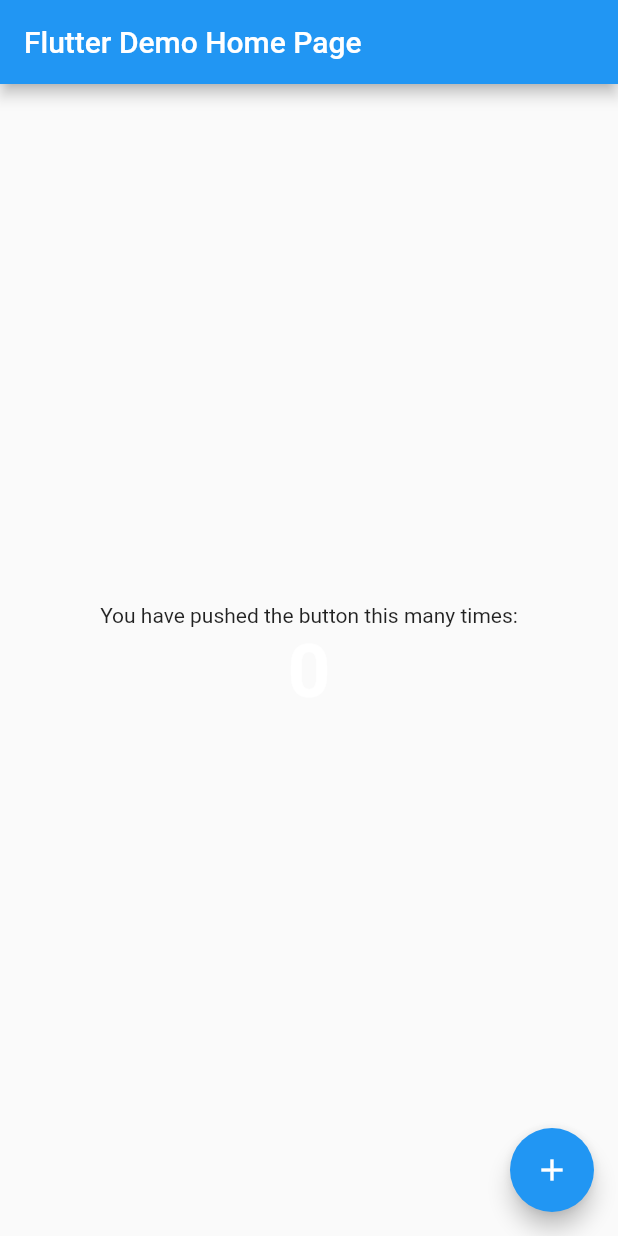
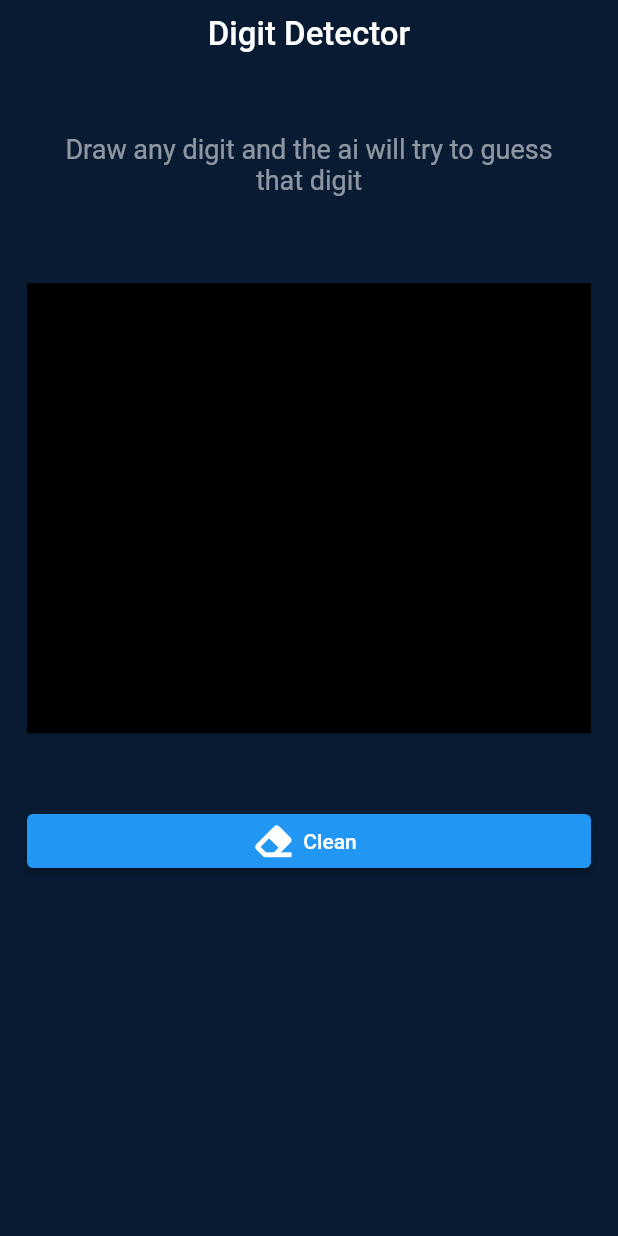
Before and after one commit to mohamedlotfy50/handwritten_digit_recognition, a Flutter app: the screen it shows after launch, on a phone screen of 412 x 824 dp. Run offline on Flutter 3.47's test engine with Material 2 defaults, Android fonts, the phone set to English and light mode, and no system bars; our stand-ins replace font_awesome_flutter; missing offline and left inert: tflite.

Commit message:
finish v1.0 with low accuracy

```diff
--- a/lib/main.dart
+++ b/lib/main.dart
@@ -1,116 +1,6 @@
+import 'package:digit_recognizer/my_app.dart';
 import 'package:flutter/material.dart';
 
 void main() {
   runApp(MyApp());
 }
-
-class MyApp extends StatelessWidget {
-  // This widget is the root of your application.
-  @override
-  Widget build(BuildContext context) {
-    return MaterialApp(
-      title: 'Flutter Demo',
-      theme: ThemeData(
-        // This is the theme of your application.
-        //
-        // Try running your application with "flutter run". You'll see the
-        // application has a blue toolbar. Then, without quitting the app, try
-        // changing the primarySwatch below to Colors.green and then invoke
-        // "hot reload" (press "r" in the console where you ran "flutter run",
-        // or simply save your changes to "hot reload" in a Flutter IDE).
-        // Notice that the counter didn't reset back to zero; the application
-        // is not restarted.
-        primarySwatch: Colors.blue,
-      ),
-      home: MyHomePage(title: 'Flutter Demo Home Page'),
-    );
-  }
-}
-
-class MyHomePage extends StatefulWidget {
-  MyHomePage({Key? key, required this.title}) : super(key: key);
-
-  // This widget is the home page of your application. It is stateful, meaning
-  // that it has a State object (defined below) that contains fields that affect
-  // how it looks.
-
-  // This class is the configuration for the state. It holds the values (in this
-  // case the title) provided by the parent (in this case the App widget) and
-  // used by the build method of the State. Fields in a Widget subclass are
-  // always marked "final".
-
-  final String title;
-
-  @override
-  _MyHomePageState createState() => _MyHomePageState();
-}
-
-class _MyHomePageState extends State<MyHomePage> {
-  int _counter = 0;
-
-  void _incrementCounter() {
-    setState(() {
-      // This call to setState tells the Flutter framework that something has
-      // changed in this State, which causes it to rerun the build method below
-      // so that the display can reflect the updated values. If we changed
-      // _counter without calling setState(), then the build method would not be
-      // called again, and so nothing would appear to happen.
-      _counter++;
-    });
-  }
-
-  @override
-  Widget build(BuildContext context) {
-    // This method is rerun every time setState is called, for instance as done
-    // by the _incrementCounter method above.
-    //
-    // The Flutter framework has been optimized to make rerunning build methods
-    // fast, so that you can just rebuild anything that needs updating rather
-    // than having to individually change instances of widgets.
-    return Scaffold(
-      appBar: AppBar(
-        // Here we take the value from the MyHomePage object that was created by
-        // the App.build method, and use it to set our appbar title.
-        title: Text(widget.title),
-      ),
-      body: Center(
-        // Center is a layout widget. It takes a single child and positions it
-        // in the middle of the parent.
-        child: Column(
-          // Column is also a layout widget. It takes a list of children and
-          // arranges them vertically. By default, it sizes itself to fit its
-          // children horizontally, and tries to be as tall as its parent.
-          //
-          // Invoke "debug painting" (press "p" in the console, choose the
-          // "Toggle Debug Paint" action from the Flutter Inspector in Android
-          // Studio, or the "Toggle Debug Paint" command in Visual Studio Code)
-          // to see the wireframe for each widget.
-          //
-          // Column has various properties to control how it sizes itself and
-          // how it positions its children. Here we use mainAxisAlignment to
-          // center the children vertically; the main axis here is the vertical
-          // axis because Columns are vertical (the cross axis would be
-          // horizontal).
-          mainAxisAlignment: MainAxisAlignment.center,
-          children: <Widget>[
-            Text(
-              'You have pushed the button this many times:',
-            ),
-            Text(
-              '$_counter',
-              style: TextStyle(
-                  color: Colors.white.withOpacity(0.9),
-                  fontSize: 50,
-                  fontWeight: FontWeight.bold),
-            ),
-          ],
-        ),
-      ),
-      floatingActionButton: FloatingActionButton(
-        onPressed: _incrementCounter,
-        tooltip: 'Increment',
-        child: Icon(Icons.add),
-      ), // This trailing comma makes auto-formatting nicer for build methods.
-    );
-  }
-}
--- /dev/null
+++ b/lib/models/prediction_model.dart
@@ -0,0 +1,24 @@
+import 'dart:convert';
+
+class Predection {
+  final int index;
+  final double confidence;
+
+  Predection({required this.index, required this.confidence});
+
+  Map<String, dynamic> toMap() {
+    return {
+      'index': index,
+      'confidence': confidence,
+    };
+  }
+
+  factory Predection.fromMap(Map<dynamic, dynamic> map) {
+    return Predection(
+      index: map['index'],
+      confidence: map['confidence'],
+    );
+  }
+
+  String toJson() => json.encode(toMap());
+}
--- /dev/null
+++ b/lib/my_app.dart
@@ -0,0 +1,15 @@
+import 'package:digit_recognizer/screens/canvas_board.dart';
+import 'package:flutter/material.dart';
+
+class MyApp extends StatelessWidget {
+  @override
+  Widget build(BuildContext context) {
+    return MaterialApp(
+      title: 'Digit recognizer',
+      theme: ThemeData(
+        primarySwatch: Colors.blue,
+      ),
+      home: CanvasBoard(),
+    );
+  }
+}
--- /dev/null
+++ b/lib/provider/drawer_provider.dart
@@ -0,0 +1,43 @@
+import 'dart:typed_data';
+
+import 'package:digit_recognizer/models/prediction_model.dart';
+import 'package:digit_recognizer/utils/canvas_to_image.dart';
+import 'package:digit_recognizer/utils/digit_recognizer_tflite.dart';
+import 'package:flutter/material.dart';
+import 'package:image/image.dart' as img;
+
+class DrawerProvider extends ChangeNotifier {
+  List<Offset> offsets = [];
+  CanvasToImage _canvasToImage = CanvasToImage();
+  DigitRecognizerTFlite _digitRecognizerTFlite = DigitRecognizerTFlite();
+  List<Predection>? _predection;
+
+  List<Predection> get predection => _predection ?? [];
+
+  DrawerProvider() {
+    _digitRecognizerTFlite.loadModel();
+  }
+  void addOffset(
+    Offset currentOffset,
+    double width,
+  ) {
+    if (currentOffset > Offset.zero &&
+        currentOffset < Offset(width / 1.2, width / 1.2)) {
+      offsets.add(currentOffset);
+      notifyListeners();
+    }
+  }
+
+  void clearTheBoard() {
+    offsets.clear();
+    _predection = [];
+    notifyListeners();
+  }
+
+  Future predect(double size) async {
+    final image = await _canvasToImage.canvasToPicture(offsets, 300);
+    final x = await _canvasToImage.imageToByteListFloat32(image, 28);
+    _predection = await _digitRecognizerTFlite.predict(x);
+    notifyListeners();
+  }
+}
--- /dev/null
+++ b/lib/screens/canvas_board.dart
@@ -0,0 +1,77 @@
+import 'package:digit_recognizer/provider/drawer_provider.dart';
+import 'package:digit_recognizer/widgets/digits_row.dart';
+import 'package:digit_recognizer/widgets/drawing_board.dart';
+import 'package:flutter/material.dart';
+import 'package:font_awesome_flutter/font_awesome_flutter.dart';
+import 'package:provider/provider.dart';
+
+class CanvasBoard extends StatelessWidget {
+  const CanvasBoard({Key? key}) : super(key: key);
+
+  @override
+  Widget build(BuildContext context) {
+    return ChangeNotifierProvider(
+      lazy: false,
+      create: (context) => DrawerProvider(),
+      builder: (context, child) {
+        return Scaffold(
+          backgroundColor: Color(0xFF081b33),
+          body: SafeArea(
+            child: Padding(
+              padding: const EdgeInsets.symmetric(horizontal: 18, vertical: 10),
+              child: Column(
+                mainAxisAlignment: MainAxisAlignment.spaceBetween,
+                crossAxisAlignment: CrossAxisAlignment.stretch,
+                children: [
+                  Column(
+                    children: [
+                      Text(
+                        'Digit Detector',
+                        textAlign: TextAlign.center,
+                        style: TextStyle(
+                          fontSize: 22,
+                          color: Colors.white,
+                          fontWeight: FontWeight.w500,
+                        ),
+                      ),
+                    ],
+                  ),
+                  SizedBox(
+                    height: 10,
+                  ),
+                  Text(
+                    'Draw any digit and the ai will try to guess \nthat digit',
+                    textAlign: TextAlign.center,
+                    style: TextStyle(
+                      fontSize: 18,
+                      color: Colors.white54,
+                    ),
+                  ),
+                  SizedBox(
+                    height: 15,
+                  ),
+                  DrawingBoard(),
+                  SizedBox(
+                    height: 5,
+                  ),
+                  ElevatedButton.icon(
+                    onPressed: () {
+                      context.read<DrawerProvider>().clearTheBoard();
+                    },
+                    icon: Icon(FontAwesomeIcons.eraser),
+                    label: Text('Clean'),
+                  ),
+                  SizedBox(
+                    height: 9,
+                  ),
+                  DigitsRow(start: 0, end: 5),
+                  DigitsRow(start: 5, end: 10),
+                ],
+              ),
+            ),
+          ),
+        );
+      },
+    );
+  }
+}
--- /dev/null
+++ b/lib/widgets/digits_row.dart
@@ -0,0 +1,62 @@
+import 'package:digit_recognizer/models/prediction_model.dart';
+import 'package:digit_recognizer/provider/drawer_provider.dart';
+import 'package:flutter/material.dart';
+import 'package:provider/provider.dart';
+
+class DigitsRow extends StatelessWidget {
+  final int start, end;
+  double getAccurecy(int index, List<Predection> list) {
+    double accurecy = 0;
+    list.forEach((element) {
+      if (element.index == index) {
+        accurecy = element.confidence;
+      }
+    });
+    return accurecy;
+  }
+
+  const DigitsRow({
+    Key? key,
+    required this.start,
+    required this.end,
+  }) : super(key: key);
+
+  @override
+  Widget build(BuildContext context) {
+    final DrawerProvider _provider = Provider.of<DrawerProvider>(context);
+    return Padding(
+      padding: const EdgeInsets.only(bottom: 15),
+      child: Row(
+        mainAxisAlignment: MainAxisAlignment.spaceEvenly,
+        children: [
+          for (int i = start; i < end; i++)
+            Column(
+              children: [
+                Text(
+                  '$i',
+                  style: TextStyle(
+                    color: Colors.white
+                        .withOpacity(getAccurecy(i, _provider.predection) * 2),
+                    fontSize: 40,
+                    fontWeight: FontWeight.bold,
+                  ),
+                ),
+                Text(
+                  getAccurecy(i, _provider.predection) == 0
+                      ? ''
+                      : (getAccurecy(i, _provider.predection) * 100)
+                              .toStringAsFixed(1) +
+                          '%',
+                  style: TextStyle(
+                    color: Colors.white,
+                    fontSize: 14,
+                    fontWeight: FontWeight.bold,
+                  ),
+                ),
+              ],
+            )
+        ],
+      ),
+    );
+  }
+}
--- /dev/null
+++ b/lib/widgets/drawing_board.dart
@@ -0,0 +1,58 @@
+import 'dart:ui';
+
+import 'package:digit_recognizer/provider/drawer_provider.dart';
+import 'package:flutter/material.dart';
+import 'package:provider/provider.dart';
+
+class DrawingBoard extends StatelessWidget {
+  @override
+  Widget build(BuildContext context) {
+    final DrawerProvider _provider = Provider.of<DrawerProvider>(context);
+    final Size _size = MediaQuery.of(context).size;
+    return GestureDetector(
+      onPanUpdate: (DragUpdateDetails details) {
+        final Offset currentOffset = details.localPosition;
+        _provider.addOffset(
+          currentOffset,
+          _size.width,
+        );
+      },
+      onPanEnd: (_) {
+        _provider.predect(_size.width);
+      },
+      child: Container(
+        alignment: Alignment.center,
+        padding: EdgeInsets.all(2),
+        width: 300,
+        height: 300,
+        color: Colors.black,
+        child: CustomPaint(
+          size: Size(300, 300),
+          painter: Pen(_provider),
+        ),
+      ),
+    );
+  }
+}
+
+class Pen extends CustomPainter {
+  final DrawerProvider provider;
+
+  Pen(this.provider) : super(repaint: provider);
+
+  @override
+  void paint(Canvas canvas, Size size) {
+    final Paint paint = Paint()
+      ..color = Colors.white
+      ..strokeWidth = 7.5
+      ..strokeCap = StrokeCap.round;
+    for (int i = 0; i < provider.offsets.length - 1; i++) {
+      canvas.drawLine(provider.offsets[i], provider.offsets[i + 1], paint);
+    }
+
+    // canvas.drawPoints(PointMode.points, provider.offsets, paint);
+  }
+
+  @override
+  bool shouldRepaint(covariant CustomPainter oldDelegate) => true;
+}
--- a/pubspec.yaml
+++ b/pubspec.yaml
@@ -24,6 +24,9 @@
   cupertino_icons: ^1.0.2
   flutter:
     sdk: flutter
+  font_awesome_flutter: ^9.1.0
+  image: ^3.0.2
+  provider: ^6.0.0
   tflite: ^1.1.2
 
 dev_dependencies:
```
Also changed, not shown: assets/model/digits_recognition.txt (+10 -0 lines), lib/utils/canvas_to_image.dart (added, +73 -0 lines), lib/utils/digit_recognizer_tflite.dart (added, +32 -0 lines), pubspec.lock, 4 other files.
